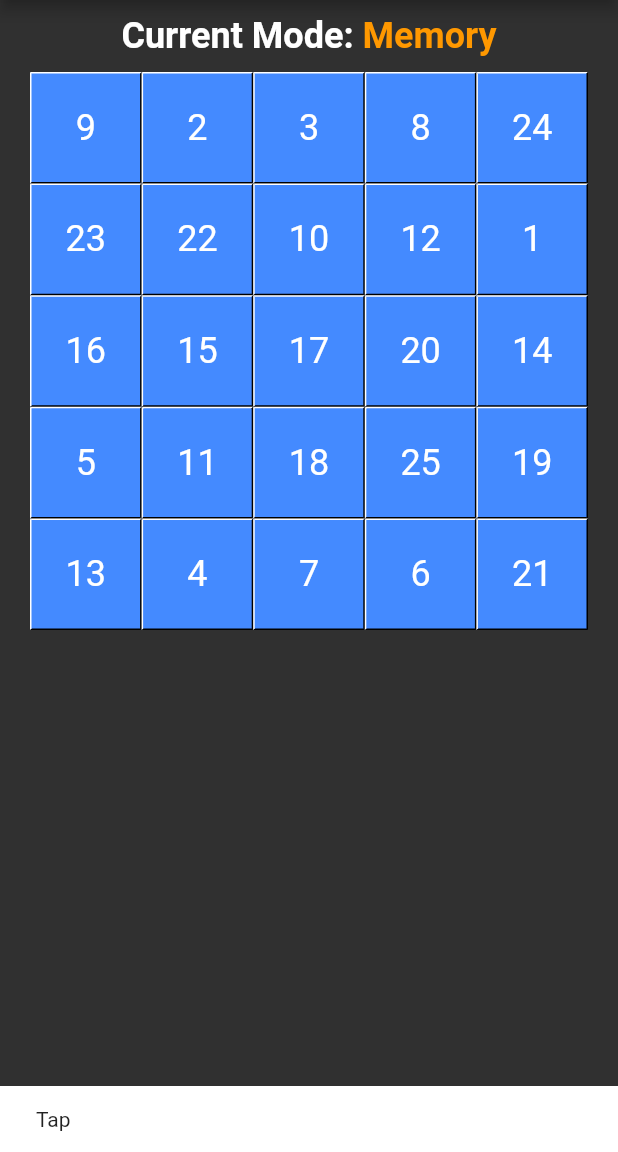
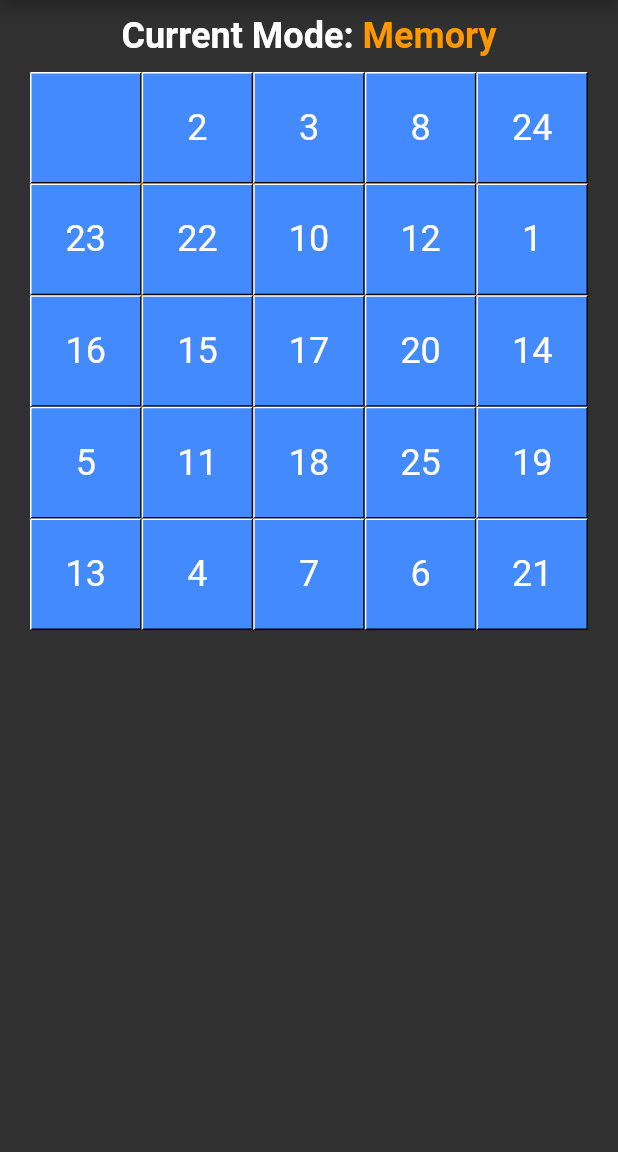
Before and after one commit to hasangenc0/schulte-table, a Flutter app: the GameBoard screen opened directly with empty values, after a tap on an icon or button, on a phone screen of 412 x 824 dp, the part 84-1236 px from its top. Run offline on Flutter 3.47's test engine with Material 2 defaults, Android fonts, the phone set to English and light mode, and no system bars; generated files the repository leaves out were written again.

Commit message:
Render stateful table cells.

```diff
--- a/lib/components/schulte_cell.dart
+++ b/lib/components/schulte_cell.dart
@@ -1,30 +1,31 @@
 import 'package:flutter/material.dart';
+import 'package:schulte_table/context/sculte_table_context.dart';
 
 class SchulteCell extends StatelessWidget {
   final int value;
-  SchulteCell(int value) : this.value = value;
+  final SchulteTableCellState state;
+  final void Function() onTapToCell;
+  SchulteCell(this.value, this.state, this.onTapToCell);
 
   @override
   Widget build(BuildContext context) {
     return GestureDetector(
         onTap: () {
-          final snackBar = SnackBar(content: Text("Tap"));
-
-          Scaffold.of(context).showSnackBar(snackBar);
+          this.onTapToCell();
         },
         child: Container(
           decoration: BoxDecoration(
             color: Colors.blueAccent,
             border: Border(
-              top: BorderSide(width: 1.0, color: Color(0xFFFFFFFFFF)),
-              left: BorderSide(width: 1.0, color: Color(0xFFFFFFFFFF)),
-              right: BorderSide(width: 1.0, color: Color(0xFFFF000000)),
-              bottom: BorderSide(width: 1.0, color: Color(0xFFFF000000)),
+              top: BorderSide(width: 1.0, color: Colors.white),
+              left: BorderSide(width: 1.0, color: Colors.white),
+              right: BorderSide(width: 1.0, color: Colors.black),
+              bottom: BorderSide(width: 1.0, color: Colors.black),
             ),
           ),
           child: Center(
               child: Text(
-            value.toString(),
+            state.visible ? value.toString() : '',
             style: TextStyle(fontSize: 24),
           )),
         ));
--- a/lib/components/schulte_table.dart
+++ b/lib/components/schulte_table.dart
@@ -1,39 +1,45 @@
 import 'package:flutter/material.dart';
+import 'package:provider/provider.dart';
+import 'package:schulte_table/context/sculte_table_context.dart';
 import 'package:schulte_table/game/game_mode_strategy.dart';
-import 'package:flutter_gen/gen_l10n/app_localizations.dart';
 
-class SchulteTable extends StatelessWidget {
+import 'schulte_cell.dart';
+
+class SchulteTable extends StatefulWidget {
   final GameModeStrategy gameMode;
-  SchulteTable(this.gameMode);
+  final List<int> items;
+  SchulteTable(this.gameMode, this.items);
+
+  @override
+  _SchulteTableState createState() =>
+      _SchulteTableState(this.gameMode, this.items);
+}
+
+class _SchulteTableState extends State<SchulteTable> {
+  final GameModeStrategy gameMode;
+  final List<int> items;
+  _SchulteTableState(this.gameMode, this.items);
 
   @override
   Widget build(BuildContext context) {
-    return Scaffold(
-        appBar: AppBar(
-          title: Text(AppLocalizations.of(context).homePageTitle),
-        ),
-        body: Center(
-          child: ListView(
-            padding: EdgeInsets.all(10),
-            children: <Widget>[
-              Center(
-                  child: RichText(
-                text: TextSpan(
-                  text: AppLocalizations.of(context).mode,
-                  style: TextStyle(
-                      fontWeight: FontWeight.bold,
-                      color: Colors.white,
-                      fontSize: 24),
-                  children: <TextSpan>[
-                    TextSpan(
-                        text: ' ' + gameMode.getName(context),
-                        style: TextStyle(color: Colors.orange)),
-                  ],
-                ),
-              )),
-              gameMode.getSchulteTable(context)
-            ],
-          ),
-        ));
+    return Consumer<SchulteTableContext>(
+        builder: (context, schulteTableContext, _) => Container(
+            padding: const EdgeInsets.all(10),
+            height: MediaQuery.of(context).size.height * 0.7,
+            child: GridView.count(
+              mainAxisSpacing: 0,
+              crossAxisSpacing: 0,
+              childAspectRatio: 1,
+              crossAxisCount: 5,
+              children: List.generate(GameModeStrategy.CELL_COUNT, (index) {
+                var itemValue = items[index];
+                return SchulteCell(
+                    itemValue,
+                    schulteTableContext.items[itemValue],
+                    () => this
+                        .gameMode
+                        .eventHandler(itemValue, schulteTableContext));
+              }),
+            )));
   }
 }
--- a/lib/game/game_mode_strategy.dart
+++ b/lib/game/game_mode_strategy.dart
@@ -1,6 +1,7 @@
 import 'package:flutter/material.dart';
 import 'package:schulte_table/components/description_text.dart';
 import 'package:schulte_table/constants/schulte_table_constants.dart';
+import 'package:schulte_table/context/sculte_table_context.dart';
 import 'package:schulte_table/helpers/shuffle_array_helper.dart';
 
 abstract class GameModeStrategy {
@@ -9,6 +10,7 @@ abstract class GameModeStrategy {
   String getName(BuildContext context);
   Widget getSchulteTable(BuildContext context);
   String getDescriptionText(BuildContext context);
+  void eventHandler(int cellValue, SchulteTableContext schulteTableContext);
 
   static List<int> getTableCellValues() {
     return shuffleArray(1, GameModeStrategy.CELL_COUNT);
--- a/lib/game/modes/memory_mode_strategy.dart
+++ b/lib/game/modes/memory_mode_strategy.dart
@@ -1,5 +1,7 @@
 import 'package:flutter/material.dart';
-import 'package:schulte_table/components/schulte_cell.dart';
+import 'package:provider/provider.dart';
+import 'package:schulte_table/components/schulte_table.dart';
+import 'package:schulte_table/context/sculte_table_context.dart';
 import 'package:schulte_table/game/game_mode_strategy.dart';
 import 'package:flutter_gen/gen_l10n/app_localizations.dart';
 
@@ -10,20 +12,17 @@ class MemoryModeStrategy implements GameModeStrategy {
   String getDescriptionText(BuildContext context) =>
       AppLocalizations.of(context).memoryGameModeDescription;
 
+  void eventHandler(int cellValue, SchulteTableContext schulteTableContext) {
+    schulteTableContext.itemState =
+        SchulteTableCellState(cellValue, false, false, false);
+  }
+
   Widget getSchulteTable(BuildContext context) {
     List<int> items = GameModeStrategy.getTableCellValues();
 
-    return Container(
-        padding: const EdgeInsets.all(10),
-        height: MediaQuery.of(context).size.height * 0.7,
-        child: GridView.count(
-          mainAxisSpacing: 0,
-          crossAxisSpacing: 0,
-          childAspectRatio: 1,
-          crossAxisCount: 5,
-          children: List.generate(GameModeStrategy.CELL_COUNT, (index) {
-            return SchulteCell(items[index]);
-          }),
-        ));
+    return ChangeNotifierProvider(
+      create: (context) => SchulteTableContext(items),
+      child: SchulteTable(this, items),
+    );
   }
 }
```
